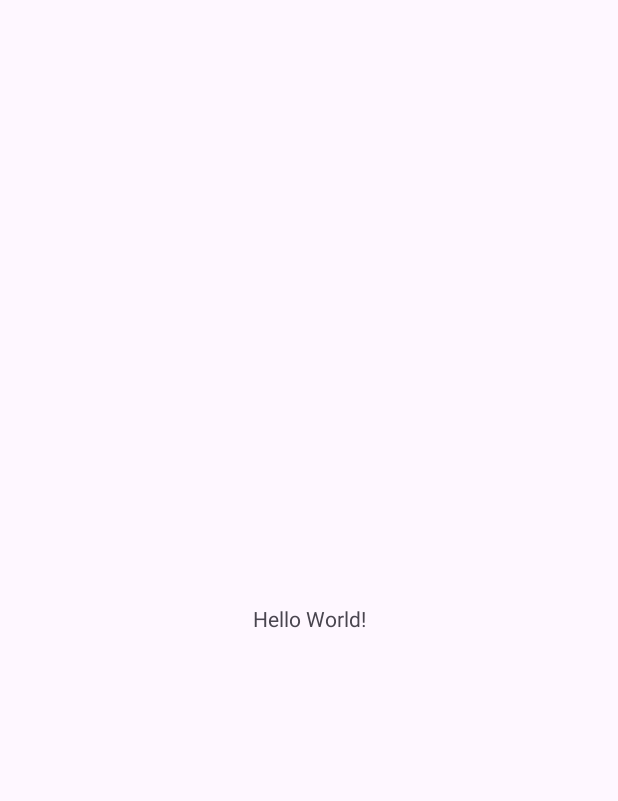
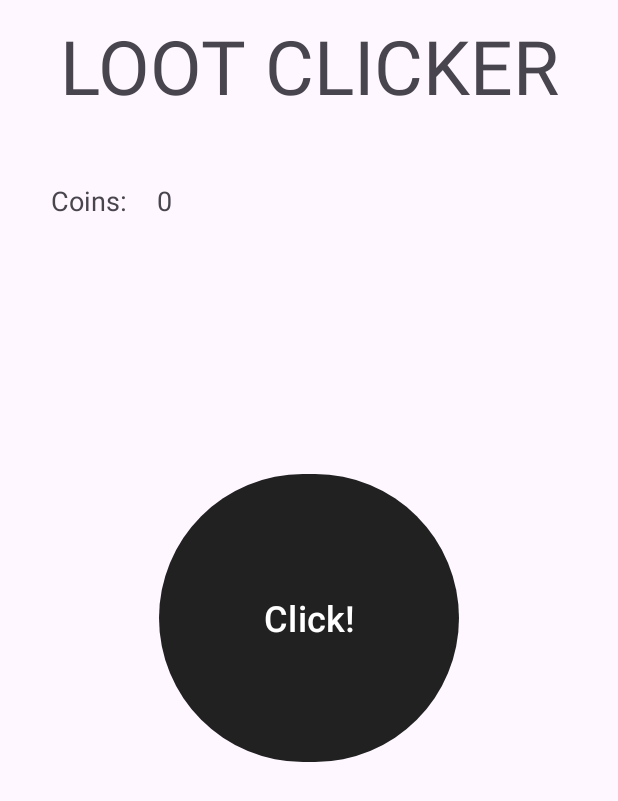
Before and after one commit to ey-ris/LootClicker, an Android app: the screen it shows after launch (MainActivity), on a phone screen of 412 x 824 dp. Before the commit the part shown is almost empty. Shown: the top 801 px of the screen. Run offline under Robolectric (Android 15) with nearby library versions, the phone set to English and light mode, and no system bars.

Commit message:
Added viewBinding and room dependency. Created User.java and added fields with setters and getters, and equals and hashcode. Created MainActivity and LoginActivity. Created AppRepository.java Added elements to activity_main.xml

```diff
--- a/app/src/main/AndroidManifest.xml
+++ b/app/src/main/AndroidManifest.xml
@@ -13,6 +13,9 @@
         android:theme="@style/Theme.LootClicker"
         tools:targetApi="31">
         <activity
+            android:name=".LoginActivity"
+            android:exported="false" />
+        <activity
             android:name=".MainActivity"
             android:exported="true">
             <intent-filter>
--- a/app/src/main/java/com/example/lootclicker/MainActivity.java
+++ b/app/src/main/java/com/example/lootclicker/MainActivity.java
@@ -1,24 +1,28 @@
 package com.example.lootclicker;
 
 import android.os.Bundle;
+import android.view.View;
 
-import androidx.activity.EdgeToEdge;
 import androidx.appcompat.app.AppCompatActivity;
-import androidx.core.graphics.Insets;
-import androidx.core.view.ViewCompat;
-import androidx.core.view.WindowInsetsCompat;
+
+import com.example.lootclicker.databinding.ActivityMainBinding;
+
 
 public class MainActivity extends AppCompatActivity {
+
+    private ActivityMainBinding binding;
 
     @Override
     protected void onCreate(Bundle savedInstanceState) {
         super.onCreate(savedInstanceState);
-        EdgeToEdge.enable(this);
+        binding = ActivityMainBinding.inflate(getLayoutInflater());
         setContentView(R.layout.activity_main);
-        ViewCompat.setOnApplyWindowInsetsListener(findViewById(R.id.main), (v, insets) -> {
-            Insets systemBars = insets.getInsets(WindowInsetsCompat.Type.systemBars());
-            v.setPadding(systemBars.left, systemBars.top, systemBars.right, systemBars.bottom);
-            return insets;
+
+        //Main clicking structure of the game
+        binding.mainClickerButton.setOnClickListener(new View.OnClickListener() {
+            @Override
+            public void onClick(View v) {
+            }
         });
     }
 }
--- /dev/null
+++ b/app/src/main/java/com/example/lootclicker/database/AppRepository.java
@@ -0,0 +1,4 @@
+package com.example.lootclicker.database;
+
+public class AppRepository {
+}
--- a/app/src/main/res/layout/activity_main.xml
+++ b/app/src/main/res/layout/activity_main.xml
@@ -8,12 +8,50 @@
     tools:context=".MainActivity">
 
     <TextView
+        android:id="@+id/titleTextView"
         android:layout_width="wrap_content"
         android:layout_height="wrap_content"
-        android:text="Hello World!"
+        android:padding="10dp"
+        android:text="@string/loot_clicker"
+        android:textSize="50sp"
+        app:layout_constraintEnd_toEndOf="parent"
+        app:layout_constraintStart_toStartOf="parent"
+        app:layout_constraintTop_toTopOf="parent" />
+
+    <TextView
+        android:id="@+id/currencyTextView"
+        android:layout_width="wrap_content"
+        android:layout_height="wrap_content"
+        android:layout_marginTop="24dp"
+        android:layout_marginStart="24dp"
+        android:padding="10dp"
+        android:text="@string/coins"
+        android:textSize="18sp"
+        app:layout_constraintStart_toStartOf="parent"
+        app:layout_constraintTop_toBottomOf="@+id/titleTextView" />
+
+    <TextView
+        android:id="@+id/currencyCountTextView"
+        android:layout_width="wrap_content"
+        android:layout_height="wrap_content"
+        android:layout_marginTop="24dp"
+        android:padding="10dp"
+        android:text="0"
+        android:textSize="18sp"
+        app:layout_constraintStart_toEndOf="@id/currencyTextView"
+        app:layout_constraintTop_toBottomOf="@+id/titleTextView" />
+
+    <Button
+        android:id="@+id/mainClickerButton"
+        android:layout_width="200dp"
+        android:layout_height="200dp"
+        android:text="@string/click"
+        android:textSize="24sp"
+        android:theme="@style/Theme.AppCompat.DayNight.DarkActionBar"
         app:layout_constraintBottom_toBottomOf="parent"
         app:layout_constraintEnd_toEndOf="parent"
         app:layout_constraintStart_toStartOf="parent"
         app:layout_constraintTop_toTopOf="parent" />
 
+
 </androidx.constraintlayout.widget.ConstraintLayout>
--- a/app/src/main/res/values/strings.xml
+++ b/app/src/main/res/values/strings.xml
@@ -1,3 +1,6 @@
 <resources>
     <string name="app_name">LootClicker</string>
+    <string name="click">Click!</string>
+    <string name="loot_clicker">LOOT CLICKER</string>
+    <string name="coins">Coins:</string>
 </resources>
```
Also changed, not shown: app/build.gradle.kts (+8 -0 lines), app/src/main/java/com/example/lootclicker/LoginActivity.java (added, +14 -0 lines), app/src/main/java/com/example/lootclicker/database/entities/User.java (added, +65 -0 lines), app/src/main/res/layout/activity_login.xml (added, +10 -0 lines).
